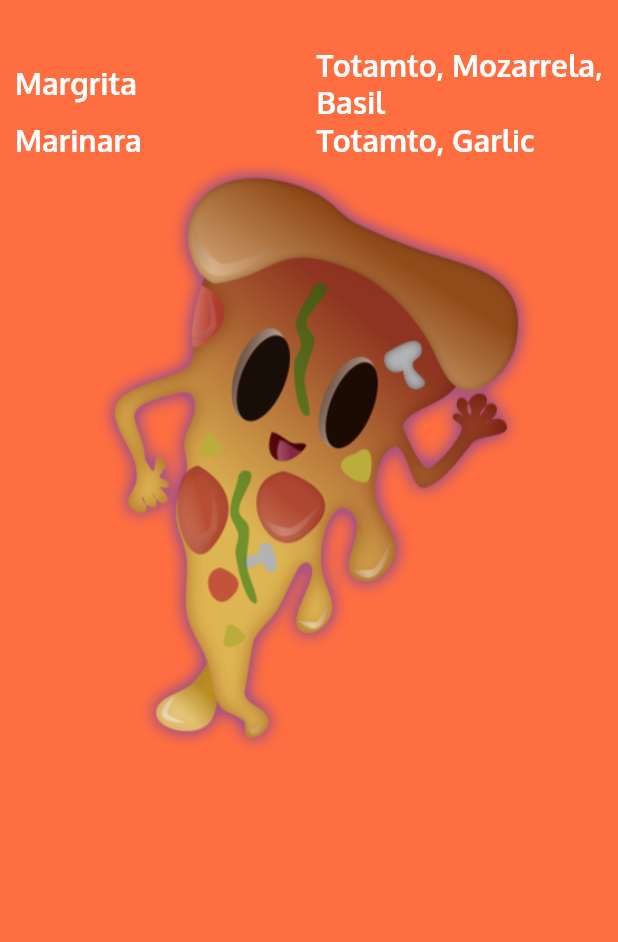
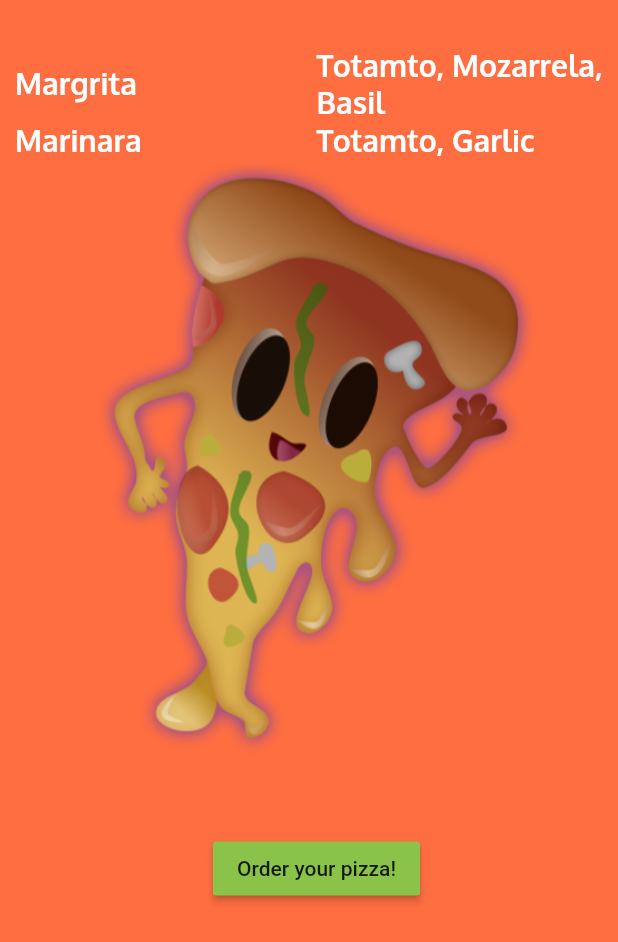
Before and after one commit to Harin-Kaklotar/app_widgets, a Flutter app: the screen it shows after launch, on a phone screen of 412 x 824 dp. Shown: the top 942 px of the screen. Run offline on Flutter 3.47's test engine with Material 2 defaults, Android fonts, the phone set to English and light mode, and no system bars.

Commit message:
add raisedbutton and alert dialog

```diff
--- a/lib/ui/home.dart
+++ b/lib/ui/home.dart
@@ -66,6 +66,7 @@ class Home extends StatelessWidget {
                   ],
                 ),
                 PizzaImageWidgets(),
+                RaiseButtonWidgets(),
               ],
             )));
   }
@@ -80,3 +81,35 @@ class PizzaImageWidgets extends StatelessWidget{
   }
 
 }
+
+class RaiseButtonWidgets extends StatelessWidget{
+  @override
+  Widget build(BuildContext context) {
+    var button = Container(
+      margin: EdgeInsets.only(top: 50.0),
+      child: RaisedButton(
+        child: Text("Order your pizza!"),
+        color: Colors.lightGreen,
+        onPressed: () {
+          order(context);
+        },
+      ),
+    );
+
+    return button;
+  }
+
+  void order(BuildContext context){
+    var alert = AlertDialog(
+      title: Text("Order completed"),
+      content: Text("Thanks for your order"),
+    );
+    showDialog(
+      context: context,
+      builder: (BuildContext context){
+        return alert;
+      }
+    );
+  }
+
+}
```
